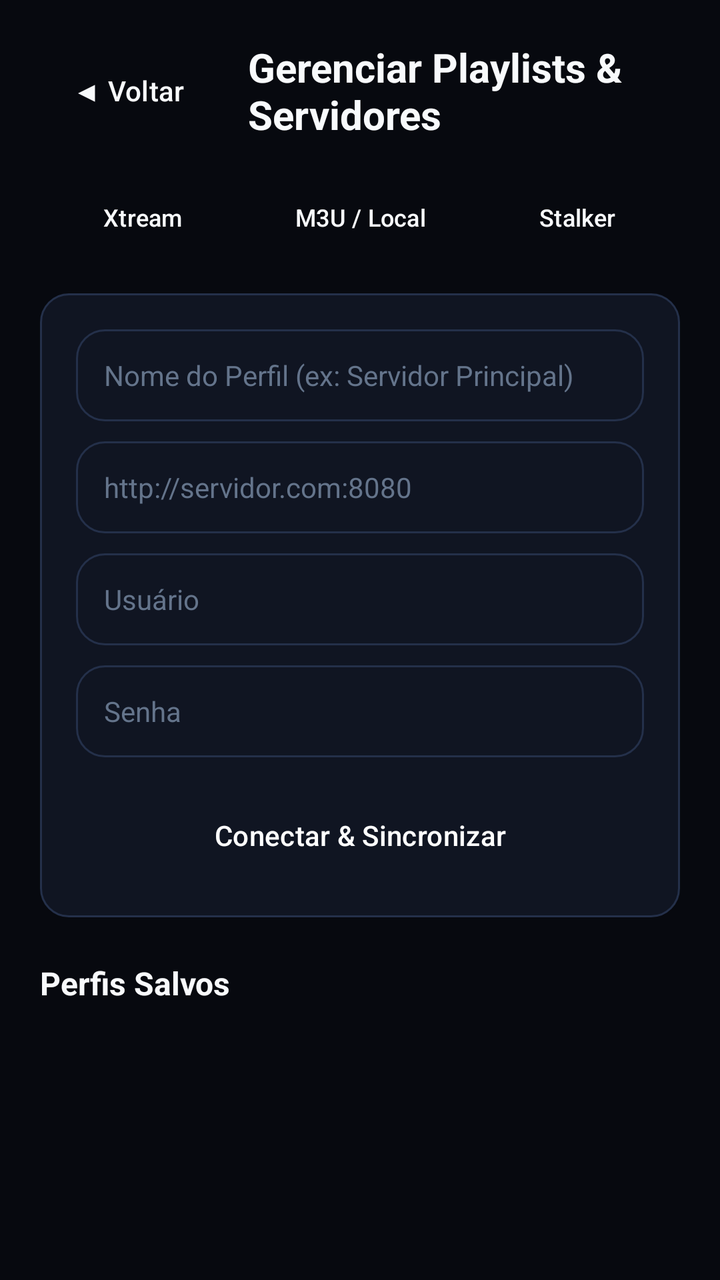
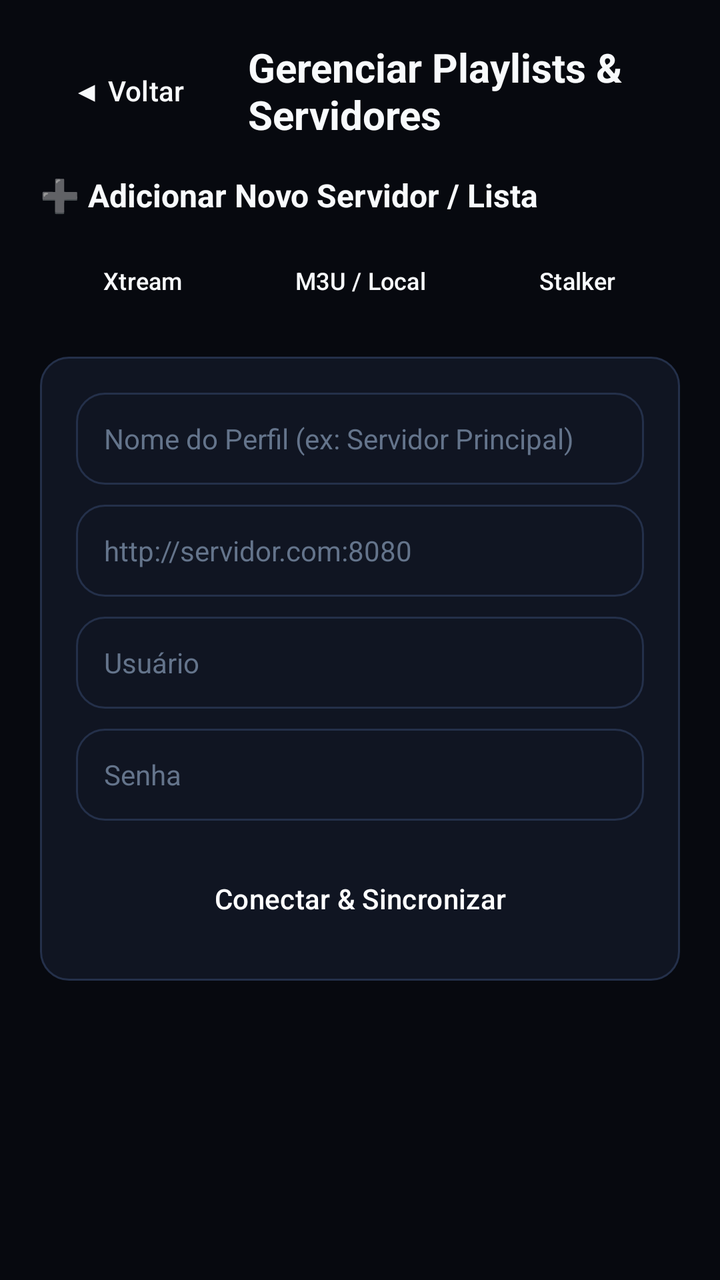

Before-and-after screenshots of an Android layout around one commit, followed by the original layout XML and the change that was made.
<!-- AndroidManifest.xml: application theme Theme.NovaTV -->
<!-- res/layout/activity_playlists.xml -->
<?xml version="1.0" encoding="utf-8"?>
<ScrollView xmlns:android="http://schemas.android.com/apk/res/android"
    android:layout_width="match_parent"
    android:layout_height="match_parent"
    android:background="@color/bg_cinema"
    android:fitsSystemWindows="true"
    android:padding="20dp">

    <LinearLayout
        android:layout_width="match_parent"
        android:layout_height="wrap_content"
        android:orientation="vertical">

        
        <LinearLayout
            android:layout_width="match_parent"
            android:layout_height="wrap_content"
            android:gravity="center_vertical"
            android:orientation="horizontal"
            android:paddingBottom="16dp">

            <Button
                android:id="@+id/btn_back"
                style="@style/Widget.Material3.Button.TextButton"
                android:layout_width="wrap_content"
                android:layout_height="40dp"
                android:background="@drawable/selector_cinema_button"
                android:focusable="true"
                android:paddingHorizontal="14dp"
                android:text="◀ Voltar"
                android:textColor="@color/text_primary" />

            <TextView
                android:layout_width="0dp"
                android:layout_height="wrap_content"
                android:layout_marginStart="16dp"
                android:layout_weight="1"
                android:text="Gerenciar Playlists &amp; Servidores"
                android:textColor="@color/text_primary"
                android:textSize="20sp"
                android:textStyle="bold" />
        </LinearLayout>

        
        <LinearLayout
            android:layout_width="match_parent"
            android:layout_height="wrap_content"
            android:layout_marginBottom="16dp"
            android:orientation="horizontal">

            <Button
                android:id="@+id/tab_xtream"
                style="@style/Widget.Material3.Button.TextButton"
                android:layout_width="0dp"
                android:layout_height="wrap_content"
                android:layout_marginEnd="6dp"
                android:layout_weight="1"
                android:background="@drawable/selector_cinema_button"
                android:focusable="true"
                android:maxLines="1"
                android:minHeight="44dp"
                android:text="Xtream"
                android:textColor="@color/text_primary"
                android:textSize="12sp" />

            <Button
                android:id="@+id/tab_m3u"
                style="@style/Widget.Material3.Button.TextButton"
                android:layout_width="0dp"
                android:layout_height="wrap_content"
                android:layout_marginEnd="6dp"
                android:layout_weight="1"
                android:background="@drawable/selector_cinema_button"
                android:focusable="true"
                android:maxLines="1"
                android:minHeight="44dp"
                android:text="M3U / Local"
                android:textColor="@color/text_primary"
                android:textSize="12sp" />

            <Button
                android:id="@+id/tab_stalker"
                style="@style/Widget.Material3.Button.TextButton"
                android:layout_width="0dp"
                android:layout_height="wrap_content"
                android:layout_weight="1"
                android:background="@drawable/selector_cinema_button"
                android:focusable="true"
                android:maxLines="1"
                android:minHeight="44dp"
                android:text="Stalker"
                android:textColor="@color/text_primary"
                android:textSize="12sp" />
        </LinearLayout>

        
        <LinearLayout
            android:layout_width="match_parent"
            android:layout_height="wrap_content"
            android:background="@drawable/selector_cinema_card"
            android:orientation="vertical"
            android:padding="18dp">

            <EditText
                android:id="@+id/et_profile_name"
                android:layout_width="match_parent"
                android:layout_height="46dp"
                android:layout_marginBottom="10dp"
                android:background="@drawable/selector_cinema_card"
                android:focusable="true"
                android:hint="Nome do Perfil (ex: Servidor Principal)"
                android:inputType="text"
                android:maxLines="1"
                android:paddingHorizontal="14dp"
                android:textColor="@color/text_primary"
                android:textColorHint="@color/text_muted"
                android:textSize="14sp" />

            <EditText
                android:id="@+id/et_server_url"
                android:layout_width="match_parent"
                android:layout_height="46dp"
                android:layout_marginBottom="10dp"
                android:background="@drawable/selector_cinema_card"
                android:focusable="true"
                android:hint="http://servidor.com:8080"
                android:inputType="textUri"
                android:maxLines="2"
                android:paddingHorizontal="14dp"
                android:textColor="@color/text_primary"
                android:textColorHint="@color/text_muted"
                android:textSize="14sp" />

            
            <LinearLayout
                android:id="@+id/group_xtream_fields"
                android:layout_width="match_parent"
                android:layout_height="wrap_content"
                android:orientation="vertical">

                <EditText
                    android:id="@+id/et_username"
                    android:layout_width="match_parent"
                    android:layout_height="46dp"
                    android:layout_marginBottom="10dp"
                    android:background="@drawable/selector_cinema_card"
                    android:focusable="true"
                    android:hint="Usuário"
                    android:inputType="text"
                    android:maxLines="1"
                    android:paddingHorizontal="14dp"
                    android:textColor="@color/text_primary"
                    android:textColorHint="@color/text_muted"
                    android:textSize="14sp" />

                <EditText
                    android:id="@+id/et_password"
                    android:layout_width="match_parent"
                    android:layout_height="46dp"
                    android:layout_marginBottom="10dp"
                    android:background="@drawable/selector_cinema_card"
                    android:focusable="true"
                    android:hint="Senha"
                    android:inputType="textPassword"
                    android:maxLines="1"
                    android:paddingHorizontal="14dp"
                    android:textColor="@color/text_primary"
                    android:textColorHint="@color/text_muted"
                    android:textSize="14sp" />
            </LinearLayout>

            
            <EditText
                android:id="@+id/et_epg_url"
                android:layout_width="match_parent"
                android:layout_height="46dp"
                android:layout_marginBottom="10dp"
                android:background="@drawable/selector_cinema_card"
                android:focusable="true"
                android:hint="URL do EPG XMLTV (opcional)"
                android:inputType="textUri"
                android:maxLines="1"
                android:paddingHorizontal="14dp"
                android:textColor="@color/text_primary"
                android:textColorHint="@color/text_muted"
                android:textSize="14sp"
                android:visibility="gone" />

            
            <EditText
                android:id="@+id/et_mac_address"
                android:layout_width="match_parent"
                android:layout_height="46dp"
                android:layout_marginBottom="10dp"
                android:background="@drawable/selector_cinema_card"
                android:focusable="true"
                android:hint="MAC Address (ex: 00:1A:79:XX:XX:XX)"
                android:inputType="text"
                android:maxLines="1"
                android:paddingHorizontal="14dp"
                android:textColor="@color/text_primary"
                android:textColorHint="@color/text_muted"
                android:textSize="14sp"
                android:visibility="gone" />

            <LinearLayout
                android:layout_width="match_parent"
                android:layout_height="wrap_content"
                android:layout_marginTop="6dp"
                android:orientation="horizontal">

                <Button
                    android:id="@+id/btn_connect_save"
                    style="@style/Widget.Material3.Button.TextButton"
                    android:layout_width="0dp"
                    android:layout_height="46dp"
                    android:layout_weight="1"
                    android:background="@drawable/selector_cinema_button"
                    android:focusable="true"
                    android:text="Conectar &amp; Sincronizar"
                    android:textColor="#FFFFFF"
                    android:textSize="14sp" />

                <Button
                    android:id="@+id/btn_pick_local_m3u"
                    style="@style/Widget.Material3.Button.TextButton"
                    android:layout_width="wrap_content"
                    android:layout_height="46dp"
                    android:layout_marginStart="8dp"
                    android:background="@drawable/selector_cinema_button"
                    android:focusable="true"
                    android:paddingHorizontal="16dp"
                    android:text="Arquivo .m3u"
                    android:textColor="@color/accent_cyan"
                    android:textSize="13sp"
                    android:visibility="gone" />
            </LinearLayout>

            <LinearLayout
                android:id="@+id/sync_status_box"
                android:layout_width="match_parent"
                android:layout_height="wrap_content"
                android:layout_marginTop="12dp"
                android:gravity="center_vertical"
                android:orientation="horizontal"
                android:visibility="gone">

                <ProgressBar
                    android:layout_width="20dp"
                    android:layout_height="20dp"
                    android:indeterminateTint="@color/accent_cyan" />

                <TextView
                    android:id="@+id/tv_sync_status"
                    android:layout_width="wrap_content"
                    android:layout_height="wrap_content"
                    android:layout_marginStart="10dp"
                    android:text="Sincronizando catálogo..."
                    android:textColor="@color/accent_cyan"
                    android:textSize="13sp" />
            </LinearLayout>
        </LinearLayout>

        
        <TextView
            android:layout_width="match_parent"
            android:layout_height="wrap_content"
            android:layout_marginTop="22dp"
            android:layout_marginBottom="10dp"
            android:text="Perfis Salvos"
            android:textColor="@color/text_primary"
            android:textSize="16sp"
            android:textStyle="bold" />

        <androidx.recyclerview.widget.RecyclerView
            android:id="@+id/rv_profiles"
            android:layout_width="match_parent"
            android:layout_height="wrap_content"
            android:nestedScrollingEnabled="false" />

    </LinearLayout>
</ScrollView>
<!-- resources referenced by this layout -->
<resources>
  <color name="accent_cyan">#38BDF8</color>
  <color name="bg_cinema">#07090F</color>
  <color name="text_muted">#64748B</color>
  <color name="text_primary">#F8FAFC</color>
  <!-- drawable selector_cinema_button (drawable) -->
  <?xml version="1.0" encoding="utf-8"?>
  <selector xmlns:android="http://schemas.android.com/apk/res/android">
      <item android:state_focused="true">
          <shape android:shape="rectangle">
              <solid android:color="#2563EB" />
              <stroke android:width="3dp" android:color="#FFFFFF" />
              <corners android:radius="12dp" />
          </shape>
      </item>
      <item android:state_selected="true">
          <shape android:shape="rectangle">
              <solid android:color="#1D4ED8" />
              <stroke android:width="2dp" android:color="#38BDF8" />
              <corners android:radius="12dp" />
          </shape>
      </item>
      <item android:state_pressed="true">
          <shape android:shape="rectangle">
              <solid android:color="#1E40AF" />
              <corners android:radius="12dp" />
          </shape>
      </item>
      <item>
          <shape android:shape="rectangle">
              <solid android:color="#182033" />
              <stroke android:width="1dp" android:color="#2E3C5C" />
              <corners android:radius="12dp" />
          </shape>
      </item>
  </selector>
  <!-- drawable selector_cinema_card (drawable) -->
  <?xml version="1.0" encoding="utf-8"?>
  <selector xmlns:android="http://schemas.android.com/apk/res/android">
      <item android:state_focused="true">
          <shape android:shape="rectangle">
              <solid android:color="#1E3A5F" />
              <stroke android:width="3dp" android:color="#FFFFFF" />
              <corners android:radius="14dp" />
          </shape>
      </item>
      <item android:state_selected="true">
          <shape android:shape="rectangle">
              <solid android:color="#172554" />
              <stroke android:width="2dp" android:color="#38BDF8" />
              <corners android:radius="14dp" />
          </shape>
      </item>
      <item android:state_pressed="true">
          <shape android:shape="rectangle">
              <solid android:color="#23304A" />
              <stroke android:width="2dp" android:color="#3B82F6" />
              <corners android:radius="14dp" />
          </shape>
      </item>
      <item>
          <shape android:shape="rectangle">
              <solid android:color="#101522" />
              <stroke android:width="1dp" android:color="#24304A" />
              <corners android:radius="14dp" />
          </shape>
      </item>
  </selector>
  <style name="Theme.NovaTV" parent="Theme.Material3.Dark.NoActionBar">
          <item name="colorPrimary">@color/accent_primary</item>
          <item name="colorSecondary">@color/accent_cyan</item>
          <item name="materialButtonStyle">@style/NovaTvButton</item>
          <item name="android:windowBackground">@color/bg_cinema</item>
          <item name="android:statusBarColor">@color/bg_cinema</item>
          <item name="android:navigationBarColor">@color/bg_cinema</item>
      </style>
  <color name="accent_primary">#3B82F6</color>
  <style name="NovaTvButton" parent="Widget.Material3.Button.TextButton">
          <item name="backgroundTint">@null</item>
          <item name="android:textAllCaps">false</item>
          <item name="android:minWidth">0dp</item>
          <item name="android:minHeight">0dp</item>
      </style>
</resources>

<!-- the commit's change to res/layout/activity_playlists.xml (unified diff, before → after) -->
@@ -40,6 +40,35 @@
                 android:textSize="20sp"
                 android:textStyle="bold" />
         </LinearLayout>
+
+        
+        <TextView
+            android:id="@+id/tv_saved_header"
+            android:layout_width="match_parent"
+            android:layout_height="wrap_content"
+            android:layout_marginBottom="8dp"
+            android:text="Servidores / Playlists Salvas (clique para trocar)"
+            android:textColor="@color/accent_cyan"
+            android:textSize="15sp"
+            android:textStyle="bold"
+            android:visibility="gone" />
+
+        <androidx.recyclerview.widget.RecyclerView
+            android:id="@+id/rv_profiles"
+            android:layout_width="match_parent"
+            android:layout_height="wrap_content"
+            android:layout_marginBottom="18dp"
+            android:nestedScrollingEnabled="false"
+            android:visibility="gone" />
+
+        <TextView
+            android:layout_width="match_parent"
+            android:layout_height="wrap_content"
+            android:layout_marginBottom="10dp"
+            android:text="➕ Adicionar Novo Servidor / Lista"
+            android:textColor="@color/text_primary"
+            android:textSize="16sp"
+            android:textStyle="bold" />
 
         
         <LinearLayout
@@ -261,22 +290,5 @@
             </LinearLayout>
         </LinearLayout>
 
-        
-        <TextView
-            android:layout_width="match_parent"
-            android:layout_height="wrap_content"
-            android:layout_marginTop="22dp"
-            android:layout_marginBottom="10dp"
-            android:text="Perfis Salvos"
-            android:textColor="@color/text_primary"
-            android:textSize="16sp"
-            android:textStyle="bold" />
-
-        <androidx.recyclerview.widget.RecyclerView
-            android:id="@+id/rv_profiles"
-            android:layout_width="match_parent"
-            android:layout_height="wrap_content"
-            android:nestedScrollingEnabled="false" />
-
     </LinearLayout>
 </ScrollView>
